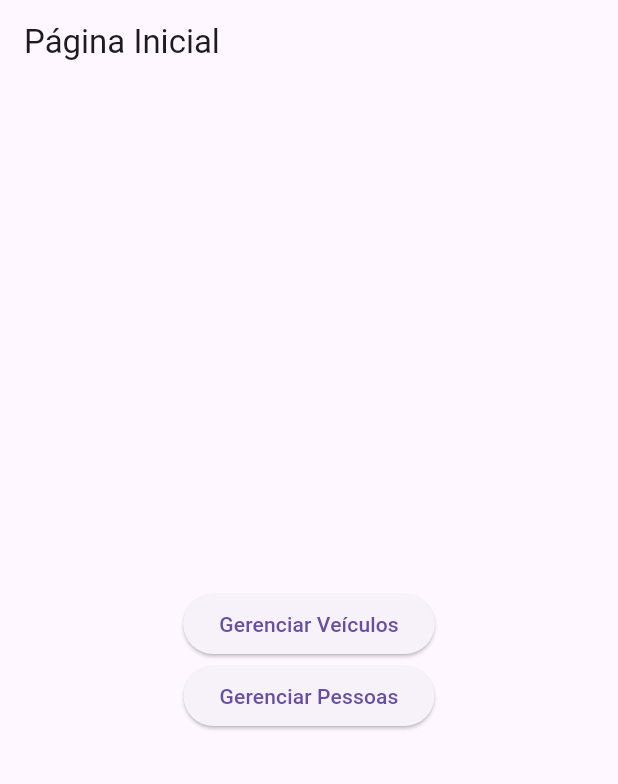
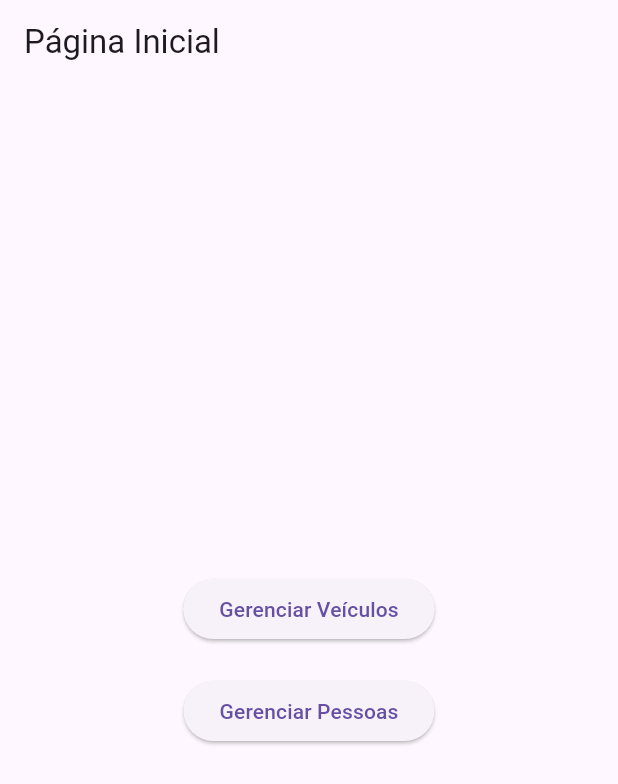
Before and after one commit to sarahCamargo/projeto-auto-locacao, a Flutter app: the screen it shows after launch, on a phone screen of 412 x 824 dp. Shown: the top 784 px of the screen. Run offline on Flutter 3.47's test engine with Material 3 defaults, Android fonts, the phone set to English and light mode, and no system bars; our stand-ins replace cloud_firestore, firebase_core; missing offline and left inert: dart:ffi; accounts and stored records are empty.

Commit message:
Ajustes Gerenciamento de Pessoas

```diff
--- a/lib/main.dart
+++ b/lib/main.dart
@@ -33,13 +33,23 @@ class MyHomePage extends StatelessWidget {
         title: Text('Página Inicial'),
       ),
       body: Center(
-        child: Column (
-          mainAxisAlignment: MainAxisAlignment.center,
-          children: [
-            GerenciarVeiculo(),
-            SizedBox(width: 20), // Espaçamento entre os botões
-            PersonManagement(), // Botão para cadastrar pessoa
-          ],
+        child: SingleChildScrollView(
+          child: Column (
+            mainAxisAlignment: MainAxisAlignment.center,
+            children: [
+              GerenciarVeiculo(),
+              SizedBox(height: 20),
+              ElevatedButton(
+                onPressed: () {
+                  Navigator.push(
+                    context,
+                    MaterialPageRoute(builder: (context) => PersonManagement()),
+                  );
+                },
+                child: Text('Gerenciar Pessoas'),
+              ),
+            ],
+          ),
         ),
       ),
     );
--- a/lib/screens/person_management/visualizar_pessoas.dart
+++ b/lib/screens/person_management/lista_pessoas.dart
@@ -48,7 +48,7 @@ class _ListaPessoasState extends State<ListaPessoas> {
                 return ListView.builder(
                   itemCount: items.length,
                   itemBuilder: (context, index) {
-                    var pessoa = items.elementAt(index).data(); // Acesse os dados do documento
+                    var pessoa = items.elementAt(index).data();
 
                     return GestureDetector(
                       onTap: () {
@@ -62,7 +62,6 @@ class _ListaPessoasState extends State<ListaPessoas> {
                       child: ListTile(
                         title: Text(pessoa['nome']),
                         subtitle: Text('CPF: ${pessoa['cpf'].toString()}'),
-                        // Mais detalhes ou ações para exibir aqui
                       ),
                     );
                   },
```
Also changed, not shown: lib/screens/person_management/person_management.dart (+33 -5 lines).
